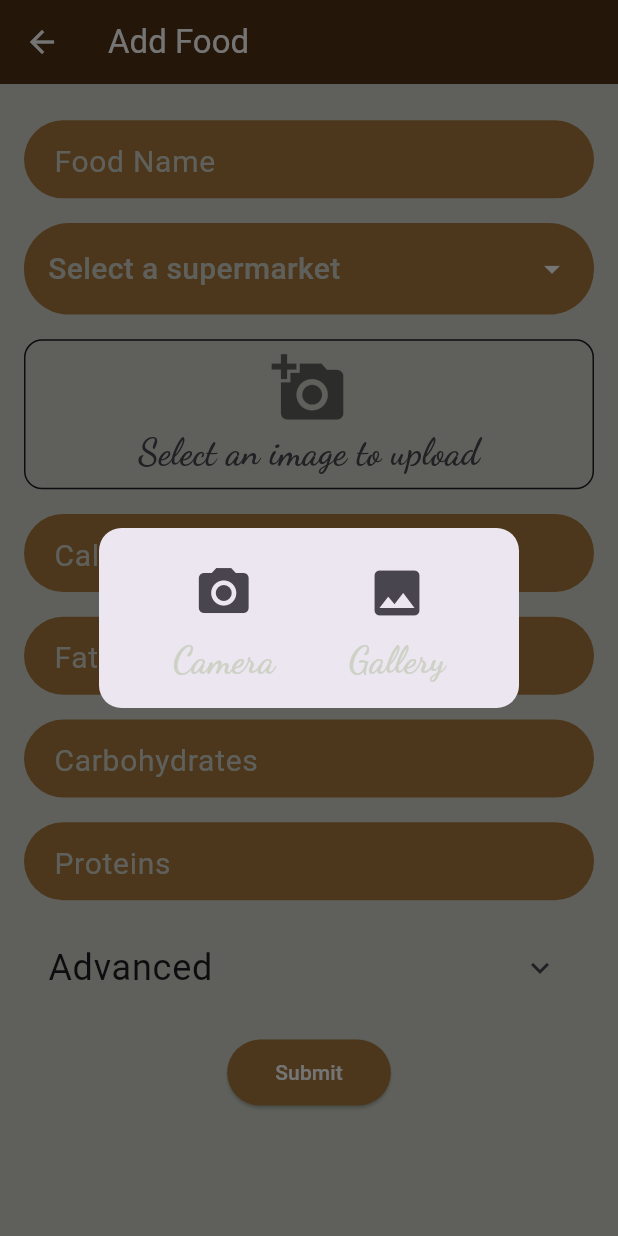
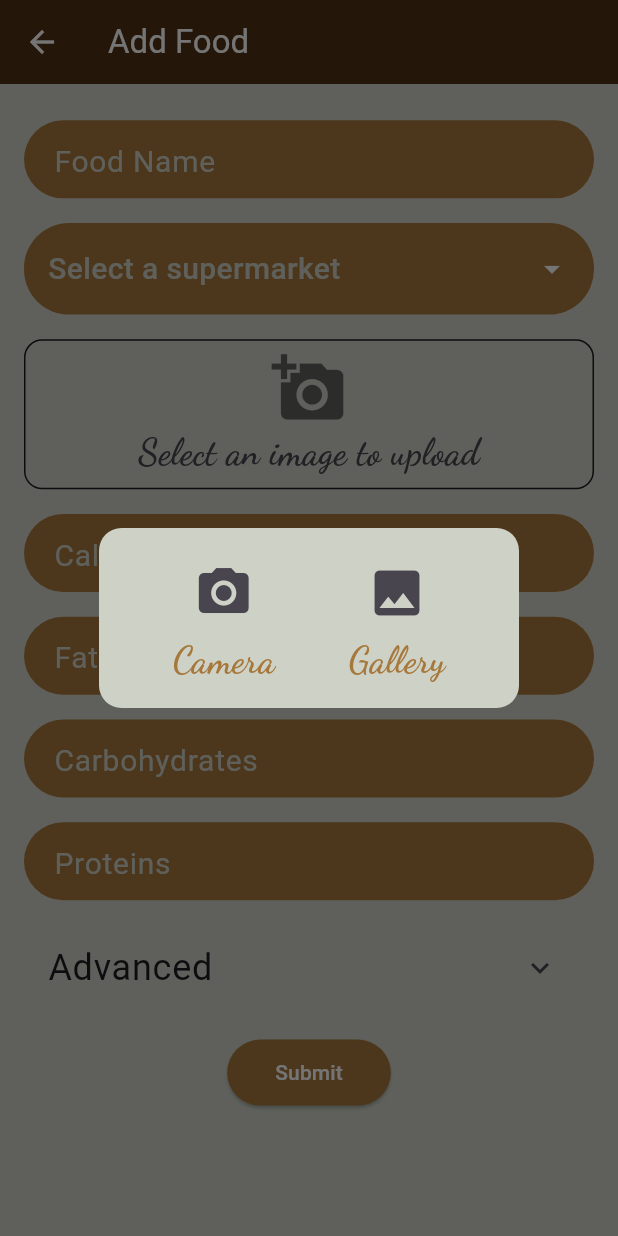
Before and after one commit to Sergio-Hernando/NutriTeca, a Flutter app: the AddAlimentScreen screen opened by its route, after a tap on "Select an image to upload", on a phone screen of 412 x 824 dp. Run offline on Flutter 3.47's test engine with Material 3 defaults, Android fonts, the phone set to English and light mode, and no system bars; drawn by our look-alikes of animated_custom_dropdown; our stand-ins replace carousel_slider, curved_navigation_bar, dio, flutter_bloc, flutter_svg, freezed_annotation and 6 more; accounts and stored records are empty; generated files the repository leaves out were written again.

Commit message:
last changes for better code

```diff
--- a/lib/presentation/screens/aliments_feature/add_aliment/widgets/image_picker.dart
+++ b/lib/presentation/screens/aliments_feature/add_aliment/widgets/image_picker.dart
@@ -1,5 +1,6 @@
 import 'dart:io';
 import 'package:flutter/material.dart';
+import 'package:food_macros/core/constants/app_colors.dart';
 import 'package:food_macros/core/extensions/context_extension.dart';
 import 'package:image_picker/image_picker.dart';
 
@@ -75,6 +76,7 @@ class _ImageInputState extends State<ImageInput> {
       context: context,
       builder: (BuildContext context) {
         return AlertDialog(
+          backgroundColor: AppColors.foreground,
           contentPadding: EdgeInsets.zero,
           shape: RoundedRectangleBorder(
             borderRadius: BorderRadius.circular(15.0),
@@ -84,37 +86,39 @@ class _ImageInputState extends State<ImageInput> {
             child: Row(
               mainAxisAlignment: MainAxisAlignment.spaceEvenly,
               children: [
-                _buildImageSourceOption(
-                  context,
-                  Icons.camera_alt,
-                  context.localizations.camera,
-                  ImageSource.camera,
+                Column(
+                  mainAxisAlignment: MainAxisAlignment.center,
+                  children: [
+                    IconButton(
+                      icon: const Icon(Icons.camera_alt, size: 40),
+                      onPressed: () =>
+                          Navigator.of(context).pop(ImageSource.camera),
+                    ),
+                    Text(
+                      context.localizations.camera,
+                      style: const TextStyle(color: AppColors.secondaryAccent),
+                    ),
+                  ],
                 ),
-                _buildImageSourceOption(
-                  context,
-                  Icons.photo,
-                  context.localizations.gallery,
-                  ImageSource.gallery,
-                ),
+                Column(
+                  mainAxisAlignment: MainAxisAlignment.center,
+                  children: [
+                    IconButton(
+                      icon: const Icon(Icons.photo, size: 40),
+                      onPressed: () =>
+                          Navigator.of(context).pop(ImageSource.gallery),
+                    ),
+                    Text(
+                      context.localizations.gallery,
+                      style: const TextStyle(color: AppColors.secondaryAccent),
+                    ),
+                  ],
+                )
               ],
             ),
           ),
         );
       },
-    );
-  }
-
-  Widget _buildImageSourceOption(
-      BuildContext context, IconData icon, String label, ImageSource source) {
-    return Column(
-      mainAxisAlignment: MainAxisAlignment.center,
-      children: [
-        IconButton(
-          icon: Icon(icon, size: 40),
-          onPressed: () => Navigator.of(context).pop(source),
-        ),
-        Text(label),
-      ],
     );
   }
 
--- a/lib/presentation/screens/base_screen/base_screen.dart
+++ b/lib/presentation/screens/base_screen/base_screen.dart
@@ -24,7 +24,7 @@ class BaseScreen extends StatefulWidget {
 
 class _BaseScreenState extends State<BaseScreen> {
   int _selectedIndex = 1;
-  GlobalKey<CurvedNavigationBarState> _bottomNavigationKey = GlobalKey();
+  final GlobalKey<CurvedNavigationBarState> _bottomNavigationKey = GlobalKey();
 
   void _goBranch(int index) {
     widget.navigationShell.goBranch(
@@ -89,7 +89,7 @@ class _BaseScreenState extends State<BaseScreen> {
         floatingActionButton: _selectedIndex == 1
             ? null
             : FloatingActionButton(
-                heroTag: 'añadir',
+                heroTag: 'add',
                 shape: const CircleBorder(),
                 onPressed: () => context.push(_selectedIndex == 0
                     ? AppRoutesPath.addAliment
--- a/lib/presentation/screens/base_screen/widgets/app_bar.dart
+++ b/lib/presentation/screens/base_screen/widgets/app_bar.dart
@@ -5,7 +5,7 @@ import 'package:food_macros/core/constants/app_colors.dart';
 import 'package:food_macros/core/extensions/context_extension.dart';
 import 'package:food_macros/core/types/screen_status.dart';
 import 'package:food_macros/domain/models/monthly_spent_entity.dart';
-import 'package:food_macros/presentation/screens/recipes_feature/add_recipe/widgets/aliments_selection_dialog.dart';
+import 'package:food_macros/presentation/widgets/aliments_selection_dialog.dart';
 import 'package:food_macros/presentation/screens/base_screen/bloc/base_screen_bloc.dart';
 import 'package:food_macros/presentation/screens/base_screen/bloc/base_screen_event.dart';
 
--- a/lib/presentation/screens/home/home_screen.dart
+++ b/lib/presentation/screens/home/home_screen.dart
@@ -9,6 +9,7 @@ import 'package:food_macros/domain/models/additive_entity.dart';
 import 'package:food_macros/presentation/screens/home/bloc/home_bloc.dart';
 import 'package:food_macros/presentation/screens/home/bloc/home_state.dart';
 import 'package:food_macros/presentation/screens/home/widgets/additive_card.dart';
+import 'package:food_macros/presentation/screens/home/widgets/monthly_spent_chart.dart';
 import 'package:syncfusion_flutter_charts/charts.dart';
 
 class HomeScreen extends StatefulWidget {
@@ -110,8 +111,8 @@ class _HomeScreenState extends State<HomeScreen> {
                 );
               }
 
-              final List<_ChartData> chartData = state.monthlySpent
-                  .map((monthlySpent) => _ChartData(
+              final List<ChartData> chartData = state.monthlySpent
+                  .map((monthlySpent) => ChartData(
                         monthlySpent.alimentName,
                         monthlySpent.quantity.toDouble(),
                         monthlySpent.id,
@@ -139,40 +140,7 @@ class _HomeScreenState extends State<HomeScreen> {
                       enlargeCenterPage: true,
                     ),
                   ),
-                  Stack(
-                    children: [
-                      SfCartesianChart(
-                        primaryYAxis: const NumericAxis(
-                          minimum: 0,
-                          maximum: 5000,
-                          interval: 500,
-                        ),
-                        primaryXAxis: const CategoryAxis(),
-                        tooltipBehavior: _tooltip,
-                        series: <CartesianSeries<_ChartData, String>>[
-                          BarSeries<_ChartData, String>(
-                            dataSource: chartData,
-                            xValueMapper: (_ChartData data, _) => data.x,
-                            yValueMapper: (_ChartData data, _) => data.y,
-                            name: context.localizations.aliment,
-                            color: AppColors.secondary,
-                          ),
-                        ],
-                      ),
-                      if (chartData.isEmpty)
-                        Positioned.fill(
-                          child: Center(
-                            child: Text(
-                              context.localizations.informationNotAvailable,
-                              style: TextStyle(
-                                fontSize: 28,
-                                color: Colors.black.withOpacity(0.6),
-                              ),
-                            ),
-                          ),
-                        ),
-                    ],
-                  )
+                  MonthlySpentChart(tooltip: _tooltip, chartData: chartData)
                 ],
               );
             },
@@ -182,11 +150,3 @@ class _HomeScreenState extends State<HomeScreen> {
     );
   }
 }
-
-class _ChartData {
-  _ChartData(this.x, this.y, this.id);
-
-  final String x;
-  final double y;
-  final int? id;
-}
--- /dev/null
+++ b/lib/presentation/screens/home/widgets/monthly_spent_chart.dart
@@ -0,0 +1,61 @@
+import 'package:flutter/material.dart';
+import 'package:food_macros/core/constants/app_colors.dart';
+import 'package:food_macros/core/extensions/context_extension.dart';
+import 'package:syncfusion_flutter_charts/charts.dart';
+
+class MonthlySpentChart extends StatelessWidget {
+  const MonthlySpentChart({
+    super.key,
+    required TooltipBehavior tooltip,
+    required this.chartData,
+  }) : _tooltip = tooltip;
+
+  final TooltipBehavior _tooltip;
+  final List<ChartData> chartData;
+
+  @override
+  Widget build(BuildContext context) {
+    return Stack(
+      children: [
+        SfCartesianChart(
+          primaryYAxis: const NumericAxis(
+            minimum: 0,
+            maximum: 5000,
+            interval: 500,
+          ),
+          primaryXAxis: const CategoryAxis(),
+          tooltipBehavior: _tooltip,
+          series: <CartesianSeries<ChartData, String>>[
+            BarSeries<ChartData, String>(
+              dataSource: chartData,
+              xValueMapper: (ChartData data, _) => data.x,
+              yValueMapper: (ChartData data, _) => data.y,
+              name: context.localizations.aliment,
+              color: AppColors.secondary,
+            ),
+          ],
+        ),
+        if (chartData.isEmpty)
+          Positioned.fill(
+            child: Center(
+              child: Text(
+                context.localizations.informationNotAvailable,
+                style: TextStyle(
+                  fontSize: 28,
+                  color: Colors.black.withOpacity(0.6),
+                ),
+              ),
+            ),
+          ),
+      ],
+    );
+  }
+}
+
+class ChartData {
+  ChartData(this.x, this.y, this.id);
+
+  final String x;
+  final double y;
+  final int? id;
+}
--- a/lib/presentation/screens/recipes_feature/add_recipe/add_recipe_screen.dart
+++ b/lib/presentation/screens/recipes_feature/add_recipe/add_recipe_screen.dart
@@ -8,7 +8,7 @@ import 'package:food_macros/domain/models/aliment_entity.dart';
 import 'package:food_macros/domain/models/recipe_entity.dart';
 import 'package:food_macros/presentation/screens/recipes_feature/add_recipe/bloc/add_recipe_bloc.dart';
 import 'package:food_macros/presentation/screens/recipes_feature/add_recipe/bloc/add_recipe_event.dart';
-import 'package:food_macros/presentation/screens/recipes_feature/add_recipe/widgets/aliments_selection_dialog.dart';
+import 'package:food_macros/presentation/widgets/aliments_selection_dialog.dart';
 import 'package:food_macros/presentation/screens/recipes_feature/add_recipe/widgets/instructions_text_input.dart';
 import 'package:food_macros/presentation/screens/recipes_feature/add_recipe/widgets/select_aliments_list.dart';
 import 'package:food_macros/presentation/widgets/custom_text_field.dart';
--- a/lib/presentation/screens/recipes_feature/recipe_detail/recipe_detail_screen.dart
+++ b/lib/presentation/screens/recipes_feature/recipe_detail/recipe_detail_screen.dart
@@ -4,7 +4,7 @@ import 'package:food_macros/core/extensions/context_extension.dart';
 import 'package:food_macros/core/types/screen_status.dart';
 import 'package:food_macros/domain/models/aliment_entity.dart';
 import 'package:food_macros/domain/models/recipe_entity.dart';
-import 'package:food_macros/presentation/screens/recipes_feature/add_recipe/widgets/aliments_selection_dialog.dart';
+import 'package:food_macros/presentation/widgets/aliments_selection_dialog.dart';
 import 'package:food_macros/presentation/screens/recipes_feature/recipe_detail/bloc/recipe_detail_bloc.dart';
 import 'package:food_macros/presentation/screens/recipes_feature/recipe_detail/bloc/recipe_detail_event.dart';
 import 'package:food_macros/presentation/screens/recipes_feature/recipe_detail/bloc/recipe_detail_state.dart';
```
Also changed, not shown: lib/core/extensions/string_extensions.dart (+8 -0 lines), lib/presentation/screens/aliments_feature/add_aliment/widgets/add_form.dart (+28 -29 lines), lib/presentation/screens/aliments_feature/aliment_detail/aliment_detail_screen.dart (+16 -87 lines), lib/presentation/screens/aliments_feature/aliment_detail/widgets/nutrient_table.dart (added, +58 -0 lines), lib/presentation/screens/aliments_feature/aliment_detail/widgets/supermarket_row.dart (added, +53 -0 lines), lib/presentation/widgets/aliments_selection_dialog.dart (renamed from lib/presentation/screens/recipes_feature/add_recipe/widgets/aliments_selection_dialog.dart).
